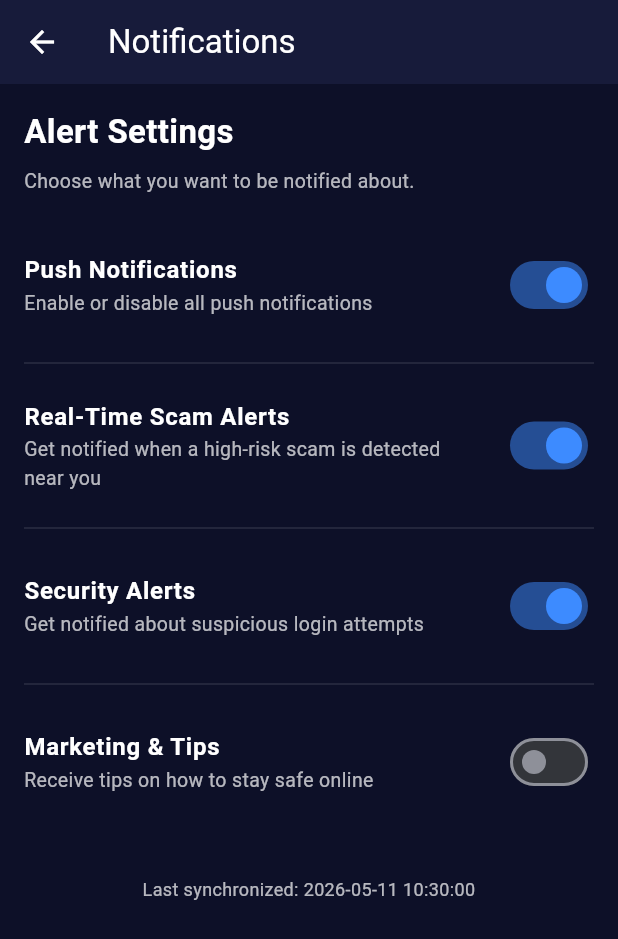
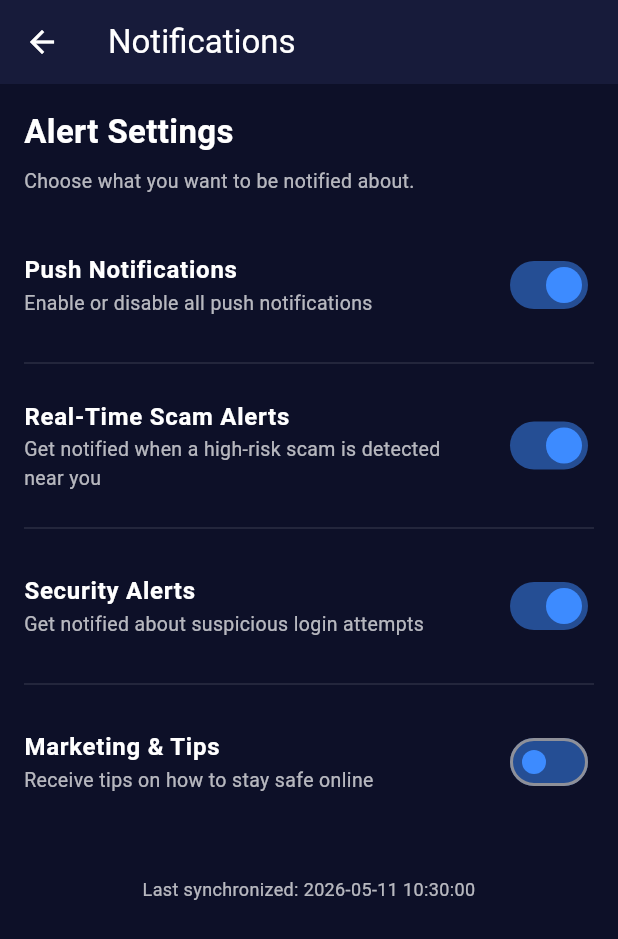
Before and after one commit to sailajabevara/TruthLens, a Flutter app: the NotificationSettingsScreen screen opened directly, on a phone screen of 412 x 824 dp. Shown: the top 939 px of the screen. Run offline on Flutter 3.47's test engine with Material 3 defaults, Android fonts, the phone set to English and light mode, and no system bars; our stand-ins replace file_picker, firebase_auth, firebase_core, google_sign_in, image_picker; missing offline and left inert: google_mlkit_text_recognition, read_pdf_text, syncfusion_flutter_pdf; accounts and stored records are empty.

```diff
--- a/lib/features/settings/presentation/screens/notification_settings_screen.dart
+++ b/lib/features/settings/presentation/screens/notification_settings_screen.dart
@@ -88,8 +88,8 @@ class _NotificationSettingsScreenState extends State<NotificationSettingsScreen>
       onChanged: onChanged,
       title: Text(title, style: const TextStyle(color: Colors.white, fontWeight: FontWeight.bold)),
       subtitle: Text(subtitle, style: const TextStyle(color: Colors.white70, fontSize: 13)),
-      activeThumbColor: AppColors.primaryBlue,
-      activeTrackColor: AppColors.primaryBlue.withValues(alpha: 0.5),
+      thumbColor: WidgetStateProperty.all(AppColors.primaryBlue),
+      trackColor: WidgetStateProperty.all(AppColors.primaryBlue.withValues(alpha: 0.5)),
       contentPadding: EdgeInsets.zero,
     );
   }
--- a/pubspec.yaml
+++ b/pubspec.yaml
@@ -43,7 +43,7 @@ dependencies:
   google_mlkit_text_recognition: ^0.15.0
   google_sign_in: ^6.3.0
   http: ^1.6.0
-  syncfusion_flutter_pdf: ^33.2.5
+  syncfusion_flutter_pdf: ^31.1.19
   read_pdf_text: ^0.3.1
 
 dev_dependencies:
```
Also changed, not shown: pubspec.lock, 2 other files.
